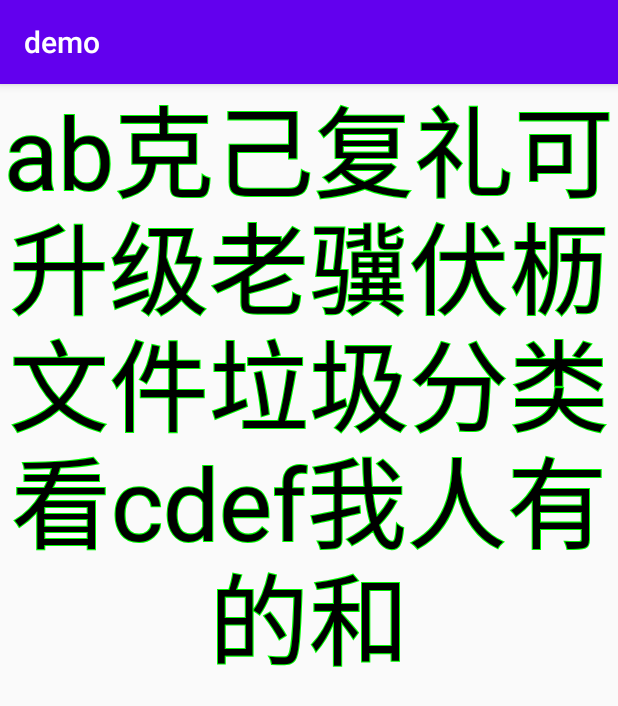
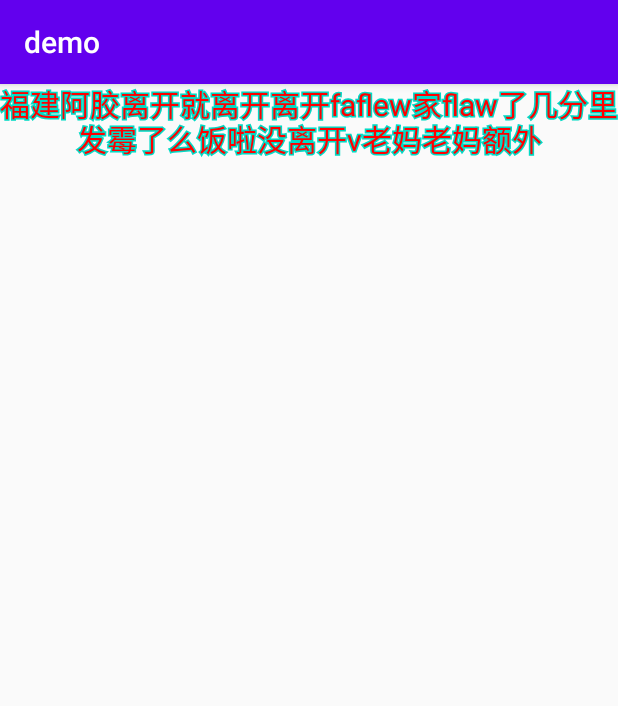
Before and after one commit to daemon369/StrokedTextView, an Android app: the screen it shows after launch (MainActivity), on a phone screen of 412 x 824 dp. Shown: the top 706 px of the screen. Run offline under Robolectric (Android 15) with nearby library versions, the phone set to English and light mode, and no system bars.

Commit message:
add view attributes

```diff
--- a/demo/src/main/java/me/daemon/strokedtextview/demo/MainActivity.kt
+++ b/demo/src/main/java/me/daemon/strokedtextview/demo/MainActivity.kt
@@ -11,10 +11,10 @@ class MainActivity : AppCompatActivity() {
         setContentView(R.layout.activity_main)
 
         val v = findViewById<StrokedTextView>(R.id.stroked_text_view)
-        v.text = "ab克己复礼可升级老骥伏枥文件垃圾分类看cdef我人有的和"
-        v.textSize = 100f
-        v.solidTextColor = Color.BLACK
-        v.strokeTextColor = Color.GREEN
-        v.strokeWidth = 2f
+//        v.text = "ab克己复礼可升级老骥伏枥文件垃圾分类看cdef我人有的和"
+//        v.textSize = 100f
+//        v.solidTextColor = Color.RED
+//        v.strokeTextColor = Color.GREEN
+//        v.strokeWidth = 5f
     }
 }
--- a/demo/src/main/res/layout/activity_main.xml
+++ b/demo/src/main/res/layout/activity_main.xml
@@ -1,5 +1,6 @@
 <?xml version="1.0" encoding="utf-8"?>
 <RelativeLayout xmlns:android="http://schemas.android.com/apk/res/android"
+    xmlns:app="http://schemas.android.com/apk/res-auto"
     xmlns:tools="http://schemas.android.com/tools"
     android:layout_width="match_parent"
     android:layout_height="match_parent"
@@ -8,6 +9,11 @@
     <me.daemon.strokedtextview.StrokedTextView
         android:id="@+id/stroked_text_view"
         android:layout_width="match_parent"
-        android:layout_height="match_parent" />
+        android:layout_height="match_parent"
+        android:text="福建阿胶离开就离开离开faflew家flaw了几分里发霉了么饭啦没离开v老妈老妈额外"
+        android:textSize="20sp"
+        app:daemon_solid_text_color="#ff0000"
+        app:daemon_stroke_text_color="@color/teal_200"
+        app:daemon_stroke_width="2dp" />
 
 </RelativeLayout>
--- a/library/src/main/java/me/daemon/strokedtextview/StrokedTextView.kt
+++ b/library/src/main/java/me/daemon/strokedtextview/StrokedTextView.kt
@@ -60,6 +60,21 @@ class StrokedTextView @JvmOverloads constructor(
     }
 
     private lateinit var layout: StaticLayout
+
+    init {
+        attrs?.apply {
+            val t = context.obtainStyledAttributes(this, R.styleable.StrokedTextView, defStyleAttr, 0)
+            try {
+                text = t.getString(R.styleable.StrokedTextView_android_text) ?: ""
+                textSize = t.getDimension(R.styleable.StrokedTextView_android_textSize, 0f)
+                solidTextColor = t.getColor(R.styleable.StrokedTextView_daemon_solid_text_color, Color.BLACK)
+                strokeTextColor = t.getColor(R.styleable.StrokedTextView_daemon_stroke_text_color, Color.WHITE)
+                strokeWidth = t.getDimension(R.styleable.StrokedTextView_daemon_stroke_width, paint.strokeWidth)
+            } finally {
+                t.recycle()
+            }
+        }
+    }
 
     override fun onMeasure(widthMeasureSpec: Int, heightMeasureSpec: Int) {
         val wMode = MeasureSpec.getMode(widthMeasureSpec)
```
Also changed, not shown: library/src/main/res/values/styles.xml (added, +11 -0 lines).
